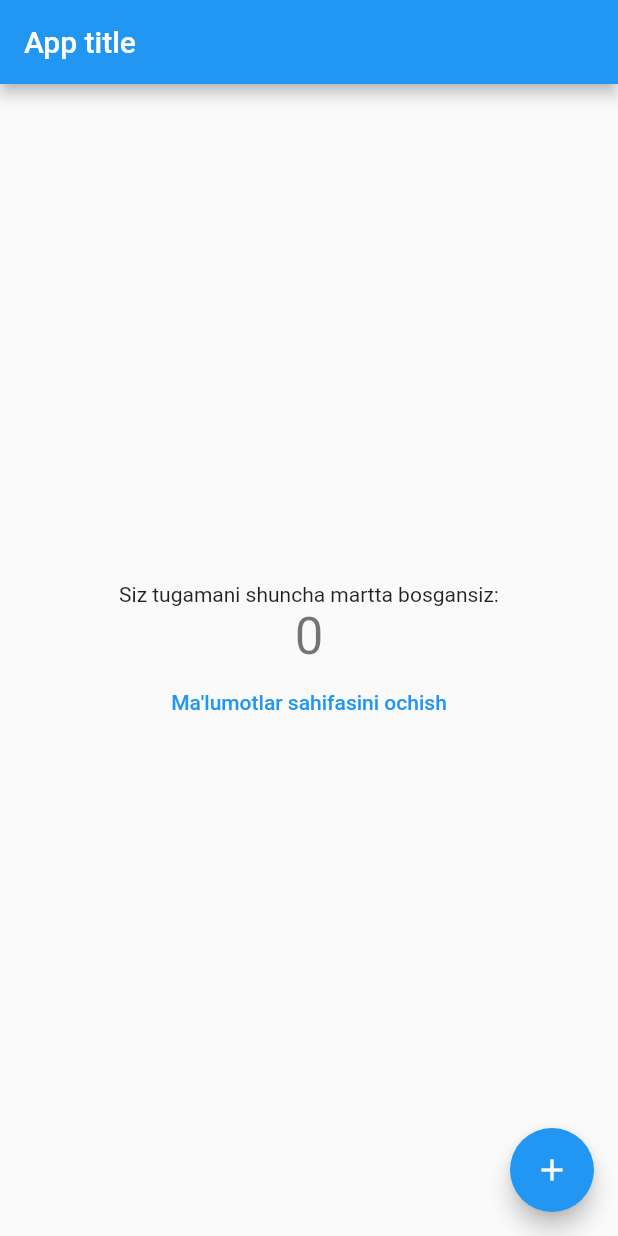
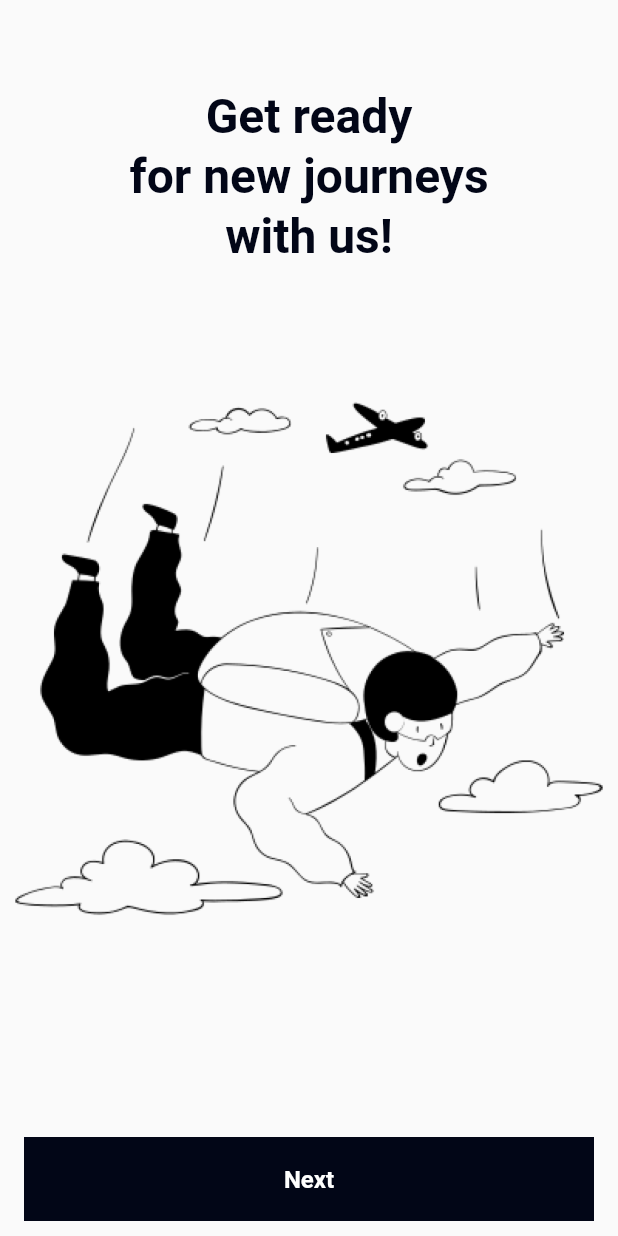
Before and after one commit to trip-ai/tripai_mobile, a Flutter app: the screen it shows after launch, on a phone screen of 412 x 824 dp. Run offline on Flutter 3.47's test engine with Material 2 defaults, Android fonts, the phone set to English and light mode, and no system bars; our stand-ins replace flutter_svg, go_router, hive_flutter; accounts and stored records are empty.

Commit message:
add: intro page;

```diff
--- /dev/null
+++ b/lib/presentation/pages/intro_page/intro_page.dart
@@ -0,0 +1,49 @@
+import 'package:flutter/material.dart';
+import 'package:go_router/go_router.dart';
+import 'package:tripai/presentation/pages/login_page/login_page.dart';
+import 'package:tripai/presentation/widgets/text_container.dart';
+
+import '../../widgets/button_container.dart';
+
+class IntroPage extends StatelessWidget {
+  static const String routeName = 'intro';
+
+  const IntroPage({super.key});
+
+  @override
+  Widget build(BuildContext context) {
+    // LocalDataRepository.isShowedIntro = true;
+    return Scaffold(
+      body: SafeArea(
+        child: Column(
+          mainAxisAlignment: MainAxisAlignment.spaceBetween,
+          children: [
+            const SizedBox(width: 32),
+            const TextContainer(
+              'Get ready\nfor new journeys\nwith us!',
+              textAlign: TextAlign.center,
+              fontSize: 32,
+              fontWeight: FontWeight.bold,
+            ),
+            Image.asset('assets/img/intro/intro.png'),
+            const SizedBox(width: 32),
+            Column(
+              children: [
+                Padding(
+                  padding: const EdgeInsets.symmetric(horizontal: 16),
+                  child: ButtonContainer(
+                    title: 'Next',
+                    onTap: () {
+                      context.goNamed(LoginPage.routeName);
+                    },
+                  ),
+                ),
+                const SizedBox(height: 10),
+              ],
+            ),
+          ],
+        ),
+      ),
+    );
+  }
+}
--- /dev/null
+++ b/lib/presentation/widgets/button_container.dart
@@ -0,0 +1,94 @@
+import 'package:flutter/material.dart';
+import 'package:tripai/constants/const_colors.dart';
+import 'package:tripai/constants/const_widgets.dart';
+
+import 'text_container.dart';
+
+enum IconPosition { left, top, right, bottom }
+
+class ButtonContainer extends StatelessWidget {
+  final VoidCallback? onTap;
+  final Widget? icon;
+  final IconPosition iconPosition;
+  final String title;
+  final double? width;
+  final Color? background;
+  final Color? borderColor;
+  final Color? textColor;
+  final double fontSize;
+
+  const ButtonContainer({
+    Key? key,
+    required this.title,
+    this.onTap,
+    this.width,
+    this.background,
+    this.borderColor,
+    this.textColor,
+    this.fontSize = 16,
+    this.icon,
+    this.iconPosition = IconPosition.left,
+  }) : super(key: key);
+
+  @override
+  Widget build(BuildContext context) {
+    return TextButton(
+      onPressed: onTap,
+      style: ButtonStyle(
+        shape: MaterialStateProperty.all<RoundedRectangleBorder>(
+          RoundedRectangleBorder(
+            borderRadius: ConstWidgets.borderRadius,
+            side: BorderSide(
+              color: (borderColor ?? background) ?? Colors.transparent,
+            ),
+          ),
+        ),
+        padding: MaterialStateProperty.all<EdgeInsets>(EdgeInsets.zero),
+        overlayColor: MaterialStateProperty.all(
+          ConstColors.primary.withOpacity(0.3),
+        ),
+        backgroundColor: MaterialStateProperty.resolveWith<Color>(
+          (Set<MaterialState> states) {
+            if (states.contains(MaterialState.pressed)) {
+              return background ?? ConstColors.secondary;
+            } else if (states.contains(MaterialState.disabled)) {
+              return ConstColors.primary.withOpacity(0.3);
+            }
+            return background ?? ConstColors.secondary;
+          },
+        ),
+      ),
+      child: Padding(
+        padding: const EdgeInsets.symmetric(horizontal: 10),
+        child: Row(
+          crossAxisAlignment: CrossAxisAlignment.center,
+          mainAxisAlignment: MainAxisAlignment.center,
+          children: [
+            if (icon != null && iconPosition == IconPosition.left)
+              Container(
+                margin: const EdgeInsets.only(right: 10),
+                child: icon!,
+              ),
+            Container(
+              height: 56,
+              width: width,
+              alignment: Alignment.center,
+              child: TextContainer(
+                title,
+                textAlign: TextAlign.center,
+                textColor: textColor ?? Colors.white,
+                fontSize: fontSize,
+                fontWeight: FontWeight.bold,
+              ),
+            ),
+            if (icon != null && iconPosition == IconPosition.right)
+              Container(
+                margin: const EdgeInsets.only(left: 10),
+                child: icon!,
+              ),
+          ],
+        ),
+      ),
+    );
+  }
+}
--- a/lib/presentation/widgets/text_container.dart
+++ b/lib/presentation/widgets/text_container.dart
@@ -24,7 +24,7 @@ class TextContainer extends StatelessWidget {
     Key? key,
     this.textColor = ConstColors.secondary,
     this.backgroundColor,
-    this.fontSize = 12,
+    this.fontSize = 16,
     this.fontWeight = FontWeight.normal,
     this.textAlign = TextAlign.start,
     this.textDecoration = TextDecoration.none,
--- a/lib/router/app_router.dart
+++ b/lib/router/app_router.dart
@@ -1,7 +1,12 @@
 import 'package:go_router/go_router.dart';
+import 'package:tripai/presentation/pages/location_page/location_page.dart';
 
 import '../presentation/pages/home_page/home_page.dart';
 import '../presentation/pages/info_page/info_page.dart';
+import '../presentation/pages/interests_page/interests_page.dart';
+import '../presentation/pages/intro_page/intro_page.dart';
+import '../presentation/pages/login_page/login_page.dart';
+import '../presentation/pages/splash_page/splash_page.dart';
 
 abstract class AppRouter {
   static final router = GoRouter(
@@ -9,8 +14,23 @@ abstract class AppRouter {
     initialLocation: '/',
     routes: [
       GoRoute(
+        name: SplashPage.routeName,
+        path: '/',
+        builder: (context, state) => const SplashPage(),
+      ),
+      GoRoute(
+        name: IntroPage.routeName,
+        path: '/intro',
+        builder: (context, state) => const IntroPage(),
+      ),
+      GoRoute(
+        name: LoginPage.routeName,
+        path: '/login',
+        builder: (context, state) => const LoginPage(),
+      ),
+      GoRoute(
         name: HomePage.routeName,
-        path: '/',
+        path: '/home',
         builder: (context, state) => const HomePage(title: 'App title'),
         routes: [
           GoRoute(
@@ -18,6 +38,16 @@ abstract class AppRouter {
             path: 'info',
             builder: (context, state) => const InfoPage(),
           ),
+          GoRoute(
+            name: LocationPage.routeName,
+            path: 'location',
+            builder: (context, state) => const LocationPage(),
+          ),
+          GoRoute(
+            name: InterestPage.routeName,
+            path: 'interests',
+            builder: (context, state) => const InterestPage(),
+          ),
         ],
       ),
     ],
--- a/pubspec.yaml
+++ b/pubspec.yaml
@@ -94,6 +94,9 @@ flutter:
   # To add assets to your application, add an assets section, like this:
   assets:
     - assets/img/
+    - assets/img/intro/
+    - assets/img/login/
+    - assets/img/location/
 
   # An image asset can refer to one or more resolution-specific "variants", see
   # https://flutter.dev/assets-and-images/#resolution-aware
```
Also changed, not shown: assets/img/intro/intro.png (added).
